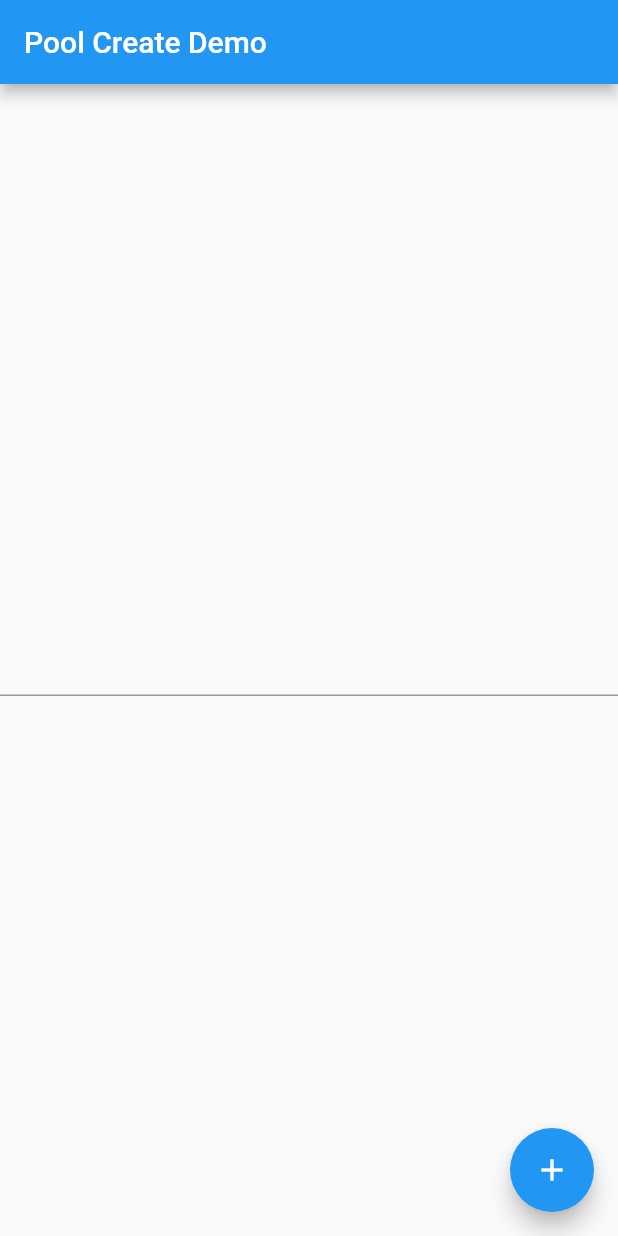
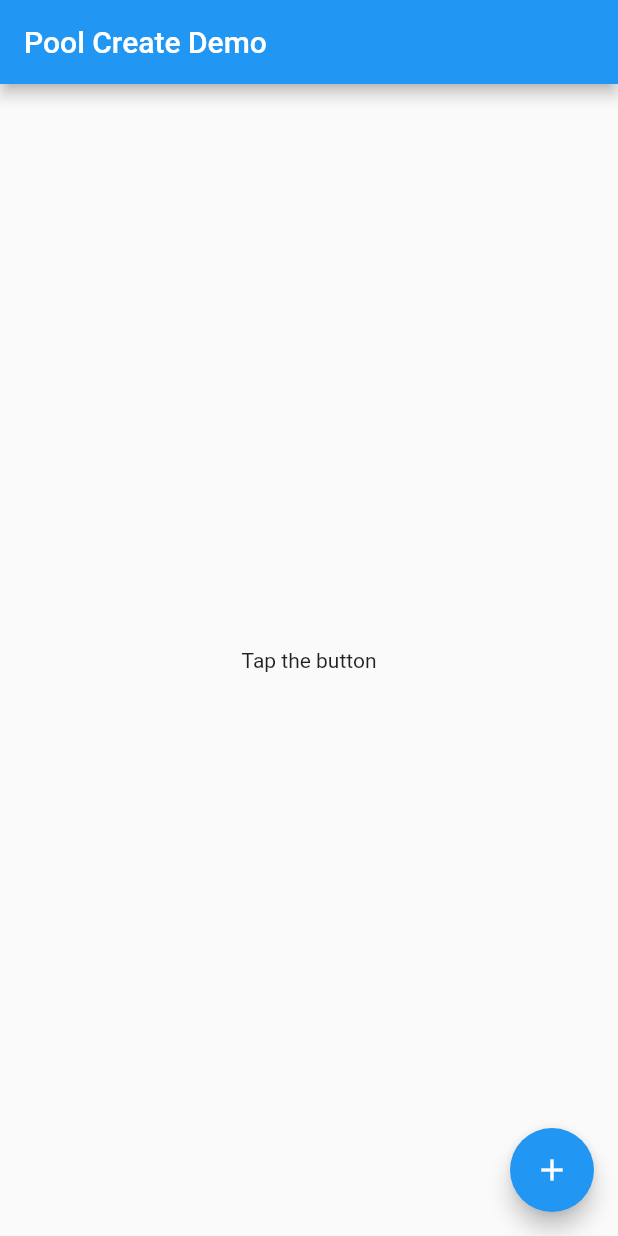
Before and after one commit to carzacc/flutter_stratis_gui, a Flutter app: the screen it shows after launch, after a tap on the "add" icon, on a phone screen of 412 x 824 dp. Run offline on Flutter 3.47's test engine with Material 2 defaults, Android fonts, the phone set to English and light mode, and no system bars; missing offline and left inert: stratis_flutter.

Commit message:
Working
Signed-off-by: Carmine Zaccagnino <carmine@carminezacc.com>

```diff
--- a/lib/main.dart
+++ b/lib/main.dart
@@ -35,12 +35,14 @@ class MyHomePage extends StatefulWidget {
 class _MyHomePageState extends State<MyHomePage> {
   TextEditingController _nameController;
   TextEditingController _blockdevController;
+  String version = "Tap the button";
 
   void _createPool() {
-    StratisFlutter.createPool(
-      name: "mypool",
-      blockdevs: ["/dev/example1", "/dev/example2"]
-    );
+    StratisFlutter.createPool(name: "mypool", blockdevs: ["/dev/example1", "/dev/example2"]).then((
+      (result) => setState(() {
+        print(result);
+      })
+    ));
   }
 
   @override
@@ -50,16 +52,8 @@ class _MyHomePageState extends State<MyHomePage> {
         title: Text(widget.title),
       ),
       body: Center(
-        child: Column(
-          mainAxisAlignment: MainAxisAlignment.center,
-          children: <Widget>[
-            TextField(
-              controller: _nameController,
-            ),
-   /*         TextField(
-              controller: _blockdevController,
-            ),*/
-          ],
+        child: Text(
+          version
         ),
       ),
       floatingActionButton: FloatingActionButton(
```
Also changed, not shown: pubspec.lock (added), 2 other files.
